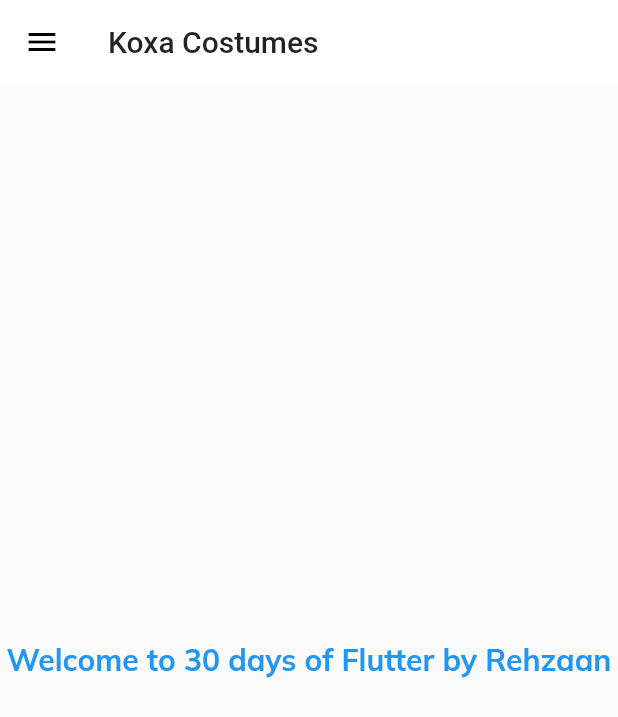
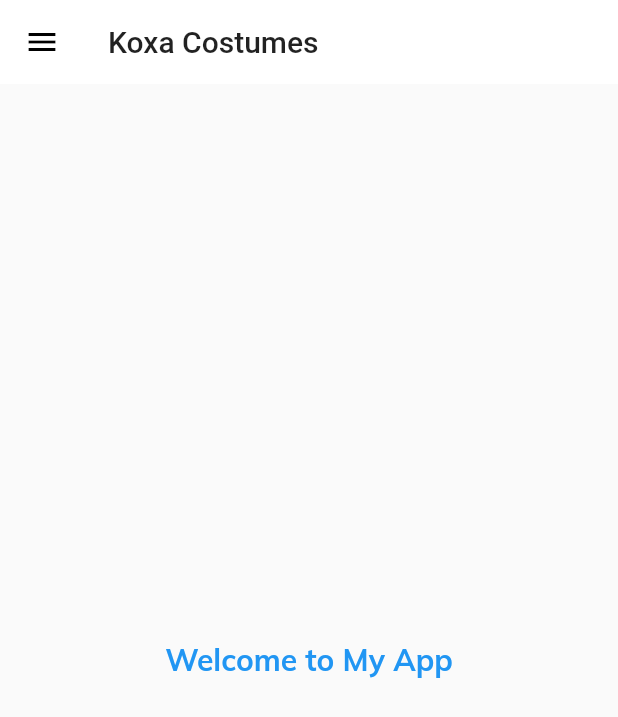
Before and after one commit to tauseefreza/30DaysofFlutter, a Flutter app: the HomePage screen opened by its route, on a phone screen of 412 x 824 dp. Shown: the top 717 px of the screen. Run offline on Flutter 3.47's test engine with Material 2 defaults, Android fonts, the phone set to English and light mode, and no system bars; our stand-ins replace google_fonts.

Commit message:
day10 completed

```diff
--- a/lib/Pages/home_page.dart
+++ b/lib/Pages/home_page.dart
@@ -4,8 +4,8 @@ import 'package:flutter_app_1/widgets/drawer.dart';
 class HomePage extends StatelessWidget {
   @override
   Widget build(BuildContext context) {
-    final int days = 30;
-    final String name = "Rehzaan";
+    // final int days = 30;
+    // final String name = "Rehzaan";
 
     return Scaffold(
       appBar: AppBar(
@@ -14,7 +14,7 @@ class HomePage extends StatelessWidget {
       body: Center(
         child: Container(
           child: Text(
-            "Welcome to $days days of Flutter by $name",
+            "Welcome to My App",
             style: TextStyle(
               fontSize: 20,
               fontWeight: FontWeight.bold,
--- a/lib/main.dart
+++ b/lib/main.dart
@@ -16,7 +16,7 @@ class MyApp extends StatelessWidget {
       theme: MyTheme.lightTheme(context),
       darkTheme: MyTheme.darkTheme(context),
       debugShowCheckedModeBanner: false,
-      initialRoute: MyRoutes.homeRoute,
+      initialRoute: MyRoutes.loginRoute,
       routes: {
         "/": (context) => LoginPage(),
         MyRoutes.homeRoute: (context) => HomePage(),
--- a/lib/widgets/themes.dart
+++ b/lib/widgets/themes.dart
@@ -11,6 +11,5 @@ class MyTheme {
         iconTheme: IconThemeData(color: Colors.black),
         textTheme: Theme.of(context).textTheme,
       ));
-  static ThemeData darkTheme(BuildContext context) =>
-      ThemeData(brightness: Brightness.dark);
+  static ThemeData darkTheme(BuildContext context) =>ThemeData(brightness: Brightness.dark);
 }
```
Also changed, not shown: lib/models/catalog.dart (added, +21 -0 lines).
